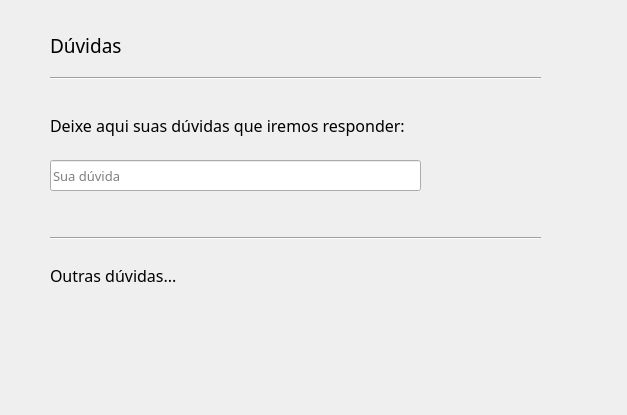
Old version of the form view/duvidas.ui in the repository imora97/Sistema-para-doceria.
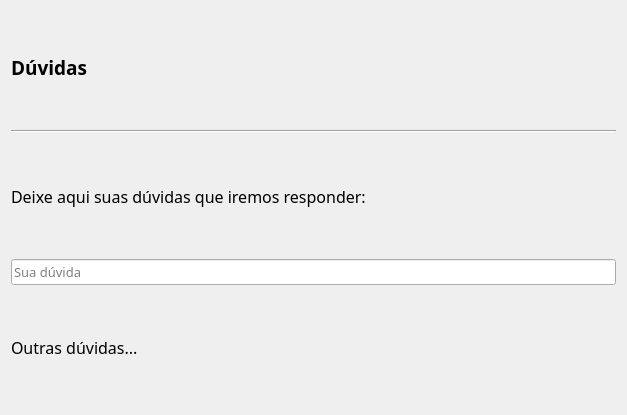
New version of the form.

Diff of the .ui file:
```diff
--- a/view/duvidas.ui
+++ b/view/duvidas.ui
@@ -13,53 +13,44 @@
   <property name="windowTitle">
    <string>Form</string>
   </property>
-  <widget class="QLabel" name="label">
-   <property name="geometry">
-    <rect>
-     <x>50</x>
-     <y>100</y>
-     <width>411</width>
-     <height>51</height>
-    </rect>
-   </property>
-   <property name="font">
-    <font>
-     <family>Segoe Print</family>
-     <pointsize>12</pointsize>
-    </font>
-   </property>
-   <property name="text">
-    <string>Deixe aqui suas dúvidas que iremos responder:</string>
-   </property>
-  </widget>
+  <layout class="QGridLayout" name="gridLayout">
+   <item row="0" column="0">
   <widget class="QLabel" name="label_2">
-   <property name="geometry">
-    <rect>
-     <x>50</x>
-     <y>20</y>
-     <width>411</width>
-     <height>51</height>
-    </rect>
-   </property>
    <property name="font">
     <font>
      <family>Segoe Print</family>
      <pointsize>14</pointsize>
+       <weight>75</weight>
+       <bold>true</bold>
     </font>
    </property>
    <property name="text">
     <string>Dúvidas</string>
    </property>
   </widget>
+   </item>
+   <item row="1" column="0">
+    <widget class="Line" name="line">
+     <property name="orientation">
+      <enum>Qt::Horizontal</enum>
+     </property>
+    </widget>
+   </item>
+   <item row="2" column="0">
+    <widget class="QLabel" name="label">
+     <property name="font">
+      <font>
+       <family>Segoe Print</family>
+       <pointsize>12</pointsize>
+      </font>
+     </property>
+     <property name="text">
+      <string>Deixe aqui suas dúvidas que iremos responder:</string>
+     </property>
+    </widget>
+   </item>
+   <item row="3" column="0">
   <widget class="QLineEdit" name="duvida">
-   <property name="geometry">
-    <rect>
-     <x>50</x>
-     <y>160</y>
-     <width>371</width>
-     <height>31</height>
-    </rect>
-   </property>
    <property name="font">
     <font>
      <family>Segoe Print</family>
@@ -70,41 +61,9 @@
     <string>Sua dúvida</string>
    </property>
   </widget>
-  <widget class="Line" name="line">
-   <property name="geometry">
-    <rect>
-     <x>50</x>
-     <y>70</y>
-     <width>491</width>
-     <height>16</height>
-    </rect>
-   </property>
-   <property name="orientation">
-    <enum>Qt::Horizontal</enum>
-   </property>
-  </widget>
-  <widget class="Line" name="line_2">
-   <property name="geometry">
-    <rect>
-     <x>50</x>
-     <y>230</y>
-     <width>491</width>
-     <height>16</height>
-    </rect>
-   </property>
-   <property name="orientation">
-    <enum>Qt::Horizontal</enum>
-   </property>
-  </widget>
+   </item>
+   <item row="4" column="0">
   <widget class="QLabel" name="label_3">
-   <property name="geometry">
-    <rect>
-     <x>50</x>
-     <y>260</y>
-     <width>171</width>
-     <height>31</height>
-    </rect>
-   </property>
    <property name="font">
     <font>
      <family>Segoe Print</family>
@@ -115,6 +74,8 @@
     <string>Outras dúvidas...</string>
    </property>
   </widget>
+   </item>
+  </layout>
  </widget>
  <resources/>
  <connections/>
```
Lines whose indentation alone changed are shown as unchanged.
